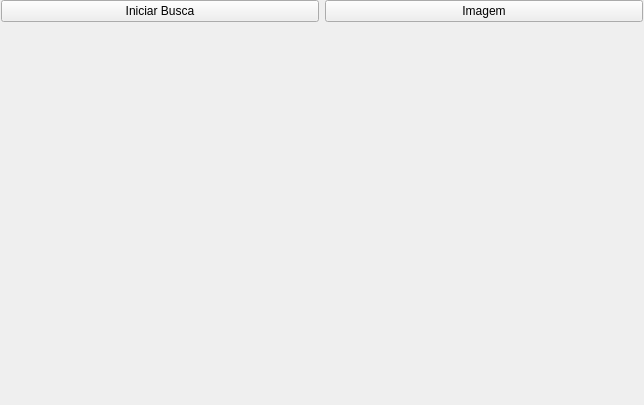
PI2-1-2017/ReconhecimentoDeFace, file Video-Frame/VideoFrameGui.ui: the form before one commit.
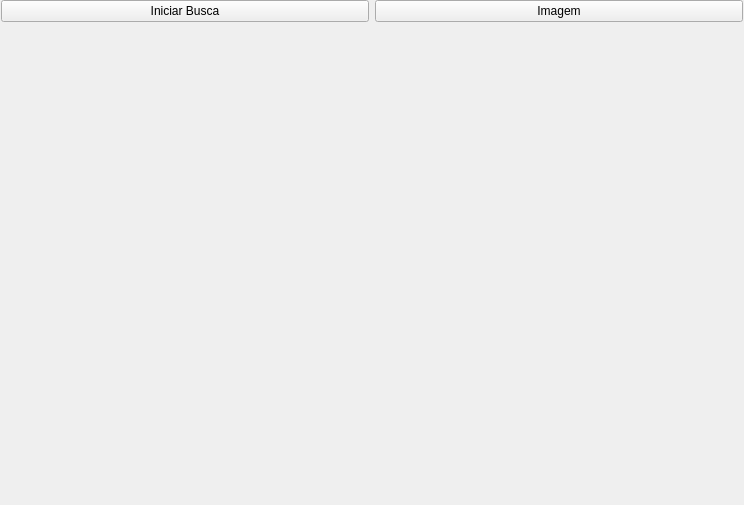
The form after the commit.

Commit message: Resize window and make some comments

```diff
--- a/Video-Frame/VideoFrameGui.ui
+++ b/Video-Frame/VideoFrameGui.ui
@@ -6,8 +6,8 @@
    <rect>
     <x>0</x>
     <y>0</y>
-    <width>644</width>
-    <height>405</height>
+    <width>744</width>
+    <height>505</height>
    </rect>
   </property>
   <property name="windowTitle">
@@ -18,8 +18,8 @@
     <rect>
      <x>1</x>
      <y>0</y>
-     <width>642</width>
-     <height>404</height>
+     <width>742</width>
+     <height>504</height>
     </rect>
    </property>
    <layout class="QGridLayout" name="gridLayout_2">
@@ -54,8 +54,8 @@
      <widget class="QWidget" name="VidFrame" native="true">
       <property name="minimumSize">
        <size>
-        <width>640</width>
-        <height>360</height>
+        <width>740</width>
+        <height>460</height>
        </size>
       </property>
      </widget>
```
The commit also changes 1 other file.
